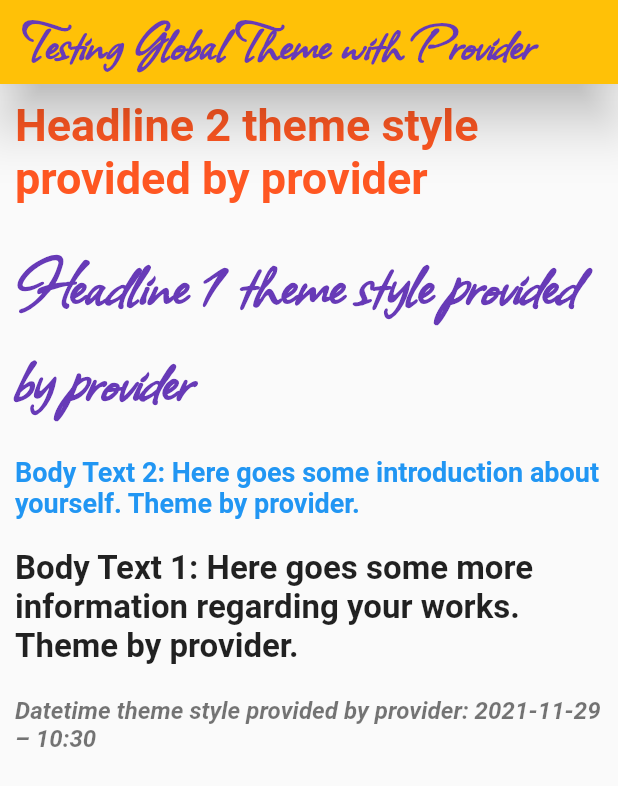
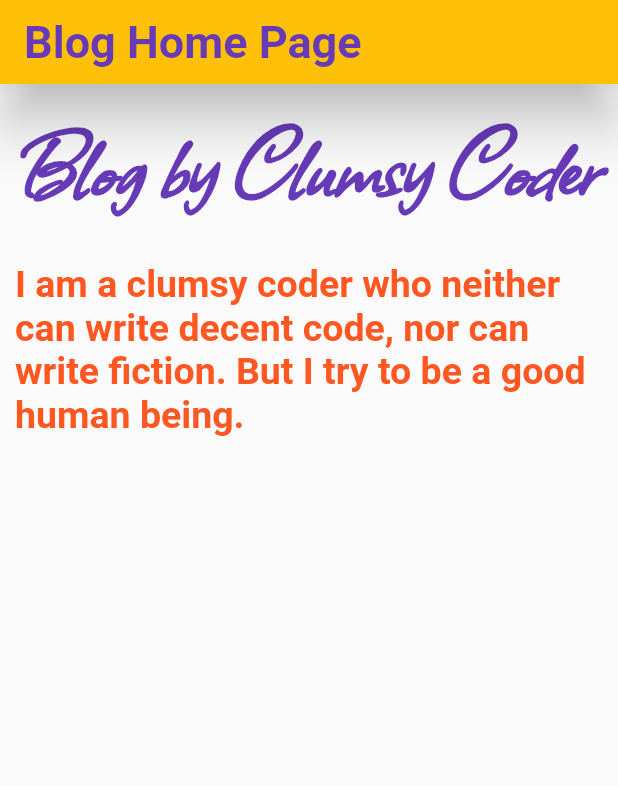
Before and after one commit to sanjibsinha/build_blog_with_flutter, a Flutter app: the screen it shows after launch, on a phone screen of 412 x 824 dp. Shown: the top 786 px of the screen. Run offline on Flutter 3.47's test engine with Material 2 defaults, Android fonts, the phone set to English and light mode, and no system bars.

Commit message:
second commit to blog page

```diff
--- a/lib/main.dart
+++ b/lib/main.dart
@@ -1,3 +1,4 @@
+import 'package:build_blog_with_flutter/model/blog_post.dart';
 import 'package:flutter/material.dart';
 import 'package:provider/provider.dart';
 import 'model/global_theme.dart';
@@ -11,8 +12,9 @@ void main() {
     /// can use [Root App] while mocking the providers
     MultiProvider(
       providers: [
-        Provider<GlobalTheme>(
-          create: (context) => GlobalTheme(),
+        ChangeNotifierProvider(create: (_) => GlobalTheme()),
+        Provider<List<BlogPost>>(
+          create: (context) => blogPosts,
         ),
       ],
       child: const Home(),
--- /dev/null
+++ b/lib/model/blog_post.dart
@@ -0,0 +1,38 @@
+import 'package:intl/intl.dart';
+
+class BlogPost {
+  final String id;
+  final String title;
+  final DateTime date;
+  final String content;
+
+  String get now => DateFormat('d MMMM y').format(date);
+
+  BlogPost({
+    required this.id,
+    required this.title,
+    required this.date,
+    required this.content,
+  });
+}
+
+final blogPosts = [
+  BlogPost(
+    id: 'b1',
+    title: 'First Post',
+    date: DateTime(2020, 1, 2),
+    content: 'This is First post. So it is better not to write more.',
+  ),
+  BlogPost(
+    id: 'b2',
+    title: 'Second Post',
+    date: DateTime(2020, 2, 15),
+    content: 'This is Second post. Sorry for the delay in posting.',
+  ),
+  BlogPost(
+    id: 'b3',
+    title: 'Third Post',
+    date: DateTime(2020, 3, 25),
+    content: 'This is Third post. Again delay! Why? Because Words evade me.',
+  ),
+];
--- a/lib/model/global_theme.dart
+++ b/lib/model/global_theme.dart
@@ -19,13 +19,13 @@ class GlobalTheme with ChangeNotifier {
       ),
       headline1: TextStyle(
         color: Colors.deepPurple,
-        fontSize: 50,
+        fontSize: 70,
+        fontWeight: FontWeight.bold,
         fontFamily: 'Allison',
       ),
       headline2: TextStyle(
         color: Colors.deepOrange,
-        fontSize: 30,
-        fontWeight: FontWeight.bold,
+        fontSize: 25,
       ),
     ),
     appBarTheme: const AppBarTheme(
@@ -39,8 +39,7 @@ class GlobalTheme with ChangeNotifier {
       titleTextStyle: TextStyle(
         color: Colors.deepPurple,
         fontWeight: FontWeight.bold,
-        fontFamily: 'Allison',
-        fontSize: 40,
+        fontSize: 30,
       ),
     ),
   );
--- a/lib/view/home.dart
+++ b/lib/view/home.dart
@@ -10,11 +10,9 @@ class Home extends StatelessWidget {
   Widget build(BuildContext context) {
     final ThemeData globalTheme = Provider.of<GlobalTheme>(context).globalTheme;
     return MaterialApp(
-      title: 'Flutter Demo',
+      title: 'Building Blog',
       theme: globalTheme,
-      home: HomePage(
-        homeTheme: globalTheme,
-      ),
+      home: const HomePage(),
     );
   }
 }
--- a/lib/view/home_page.dart
+++ b/lib/view/home_page.dart
@@ -1,16 +1,19 @@
+import 'package:build_blog_with_flutter/model/blog_post.dart';
 import 'package:flutter/material.dart';
 import 'package:intl/intl.dart';
+import 'package:provider/provider.dart';
+import '/model/global_theme.dart';
 
 class HomePage extends StatelessWidget {
-  final ThemeData homeTheme;
-  const HomePage({Key? key, required this.homeTheme}) : super(key: key);
+  const HomePage({Key? key}) : super(key: key);
 
   @override
   Widget build(BuildContext context) {
+    final homeTheme = Provider.of<GlobalTheme>(context).globalTheme;
     return Scaffold(
       appBar: AppBar(
         title: Text(
-          'Testing Global Theme with Provider',
+          'Blog Home Page',
           style: homeTheme.appBarTheme.titleTextStyle,
         ),
       ),
@@ -21,31 +24,21 @@ class HomePage extends StatelessWidget {
   }
 }
 
-/// pushing to main now
 class HomeBody extends StatelessWidget {
   final ThemeData homeTheme;
   const HomeBody({Key? key, required this.homeTheme}) : super(key: key);
 
   @override
   Widget build(BuildContext context) {
-    DateTime now = DateTime.now();
-    String stringDate = DateFormat('yyyy-MM-dd – kk:mm').format(now);
+    final blogPosts = Provider.of<List<BlogPost>>(context);
     return Center(
-      child: Column(
+      child: ListView(
         children: [
           Container(
             margin: const EdgeInsets.all(5),
             padding: const EdgeInsets.all(5),
             child: Text(
-              'Headline 2 theme style provided by provider',
-              style: homeTheme.textTheme.headline2,
-            ),
-          ),
-          Container(
-            margin: const EdgeInsets.all(5),
-            padding: const EdgeInsets.all(5),
-            child: Text(
-              'Headline 1 theme style provided by provider',
+              'Blog by Clumsy Coder',
               style: homeTheme.textTheme.headline1,
             ),
           ),
@@ -53,24 +46,9 @@ class HomeBody extends StatelessWidget {
             margin: const EdgeInsets.all(5),
             padding: const EdgeInsets.all(5),
             child: Text(
-              'Body Text 2: Here goes some introduction about yourself. Theme by provider.',
-              style: homeTheme.textTheme.bodyText2,
-            ),
-          ),
-          Container(
-            margin: const EdgeInsets.all(5),
-            padding: const EdgeInsets.all(5),
-            child: Text(
-              'Body Text 1: Here goes some more information regarding your works. Theme by provider.',
-              style: homeTheme.textTheme.bodyText1,
-            ),
-          ),
-          Container(
-            margin: const EdgeInsets.all(5),
-            padding: const EdgeInsets.all(5),
-            child: Text(
-              'Datetime theme style provided by provider: $stringDate',
-              style: homeTheme.textTheme.caption,
+              'I am a clumsy coder who neither can write decent code, nor '
+              'can write fiction. But I try to be a good human being.',
+              style: homeTheme.textTheme.headline2,
             ),
           ),
         ],
```
